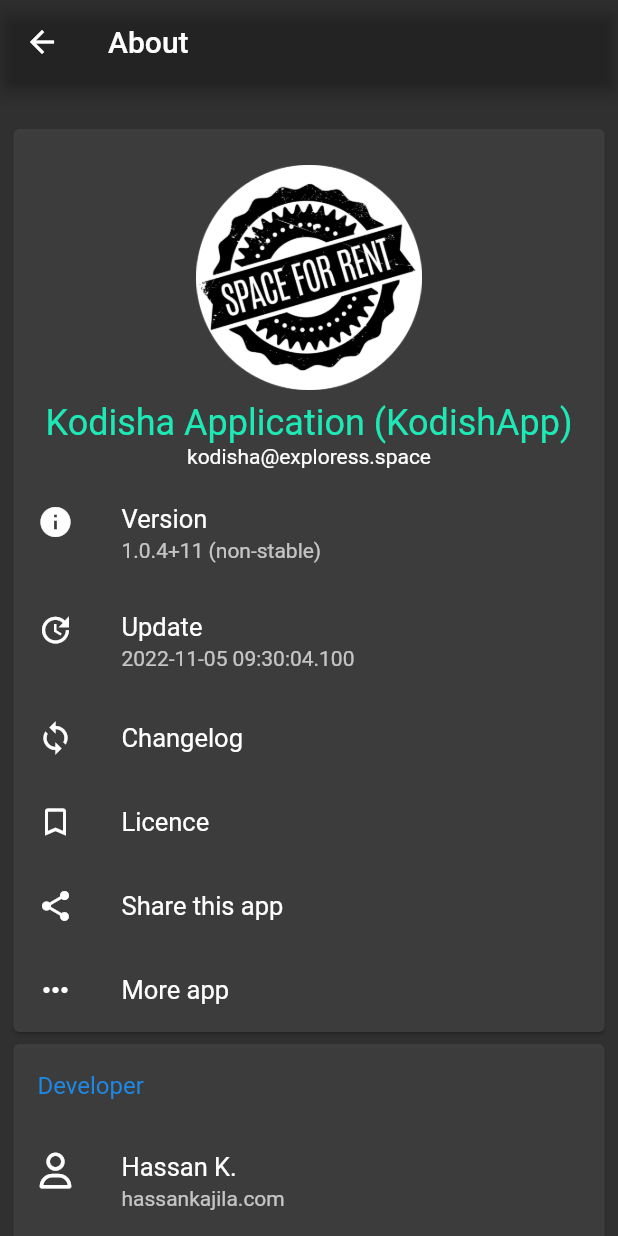
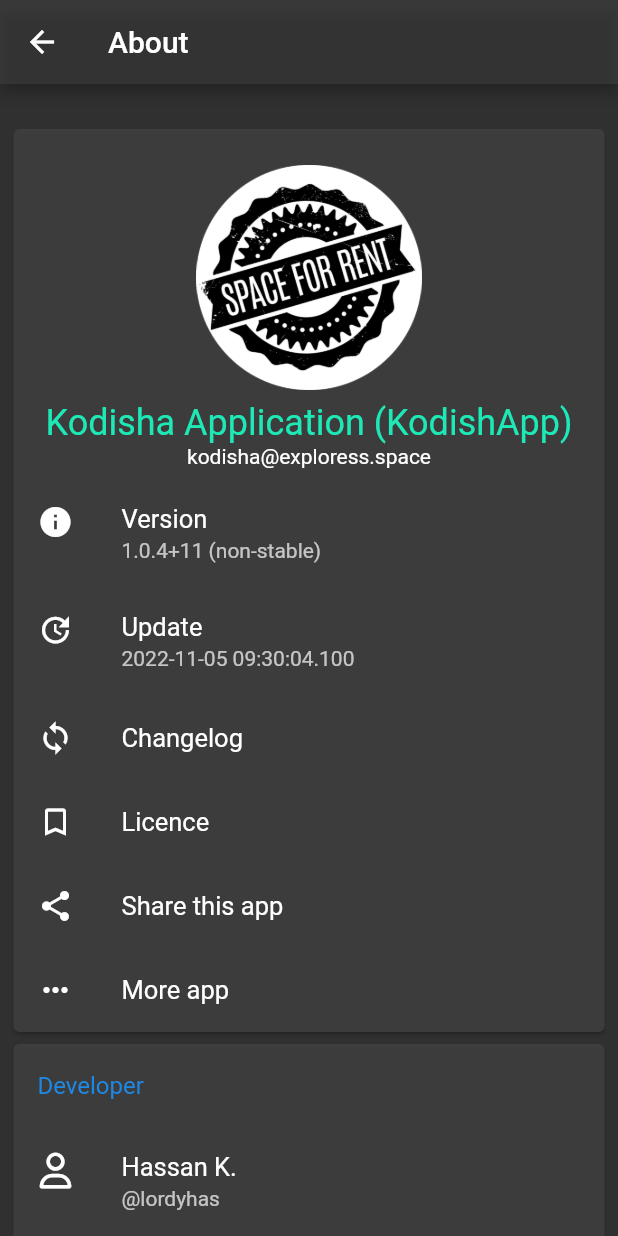
Before and after one commit to lordyhas/ess_rental_app, a Flutter app: the AboutPage screen opened by its route, on a phone screen of 412 x 824 dp. Run offline on Flutter 3.47's test engine with Material 2 defaults, Android fonts, the phone set to English and light mode, and no system bars; our stand-ins replace bloc, cloud_firestore, dotted_border, equatable, firebase_auth, firebase_core and 14 more; missing offline and left inert: achievement_view, pedantic, utils_component; accounts and stored records are empty.

Commit message:
version 1.0.4+11

```diff
--- a/lib/src/perference_page/about_page.dart
+++ b/lib/src/perference_page/about_page.dart
@@ -68,7 +68,7 @@ class _AboutState extends State<AboutPage>{
           extendBodyBehindAppBar: true,
           //backgroundColor: Theme.of(context).backgroundColor,
           appBar: AppBar(
-            backgroundColor: Colors.transparent,
+            backgroundColor: Theme.of(context).cardColor.withOpacity(0.5),
 
             //textTheme: Theme.of(context).textTheme,
             title: const Text('About',),
@@ -176,7 +176,7 @@ class _AboutState extends State<AboutPage>{
                           ListTile(
                             leading: const Icon(FontAwesomeIcons.user),
                             title: Text("Hassan K.",style: primaryTextStyle20,),
-                            subtitle: const Text("hassankajila.com"), //Text("dev.haspro@gmail.com",),
+                            subtitle: const Text("@lordyhas"), //Text("dev.haspro@gmail.com",),
                             onTap: () async {
                               final Uri url = Uri.parse("https://linktr.ee/hassankajila");
                               if (!await launchUrl(url)) {
--- a/lib/src/setting_profile_screen.dart
+++ b/lib/src/setting_profile_screen.dart
@@ -255,7 +255,7 @@ class _SettingScreenState extends State<SettingScreen> {
                           //leading: const Icon(Icons.dark_mode),
                           title: const Text("About this app"),
                           trailing: const Icon(Icons.arrow_forward_ios),
-                          onLongPress: () {
+                          onTap: () {
                             Go.to(context,
                                 page: const AboutPage(),
                                 routeName: AboutPage.routeName);
@@ -273,7 +273,7 @@ class _SettingScreenState extends State<SettingScreen> {
                             builder: (context, snapshot) {
                               if (snapshot.hasData) {
                                 return ListTile(
-                                  leading: const Icon(Icons.more_horiz),
+                                  leading: const Icon(Icons.launch_sharp),
                                   title: const Text("Last Update"),
                                   subtitle: Text(
                                       "version beta : ${snapshot.data?.version} "),
```
